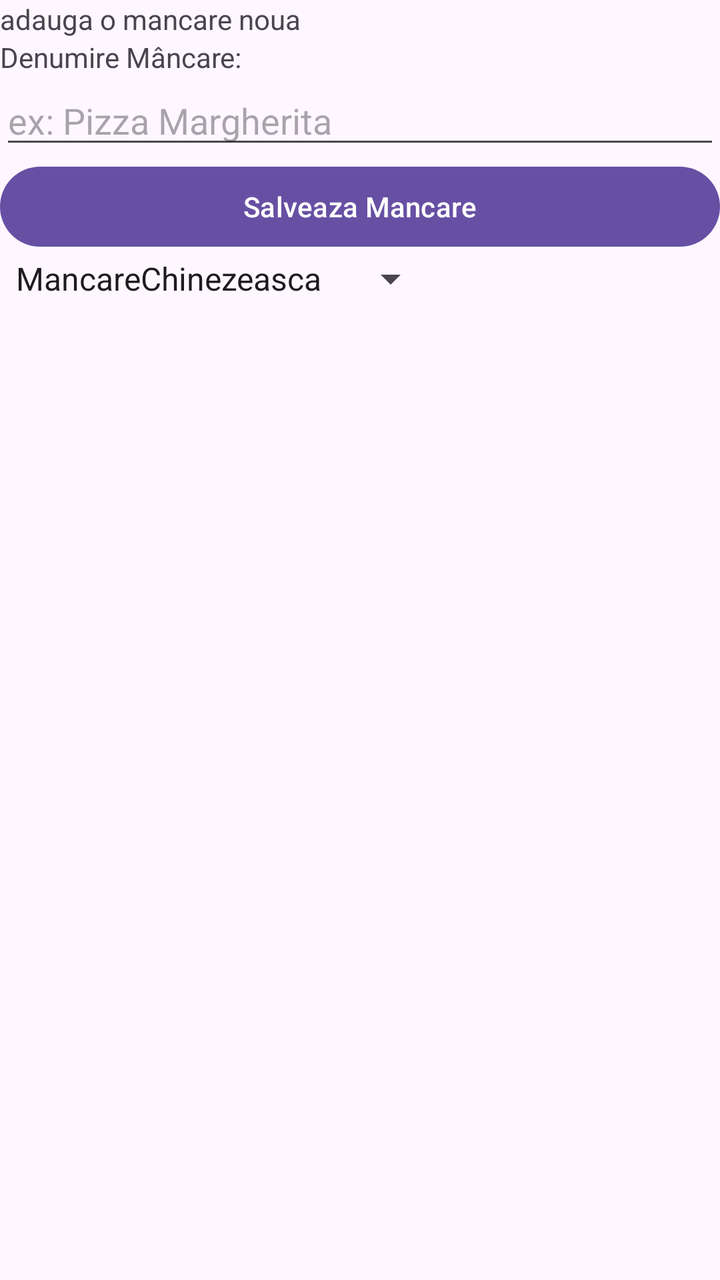
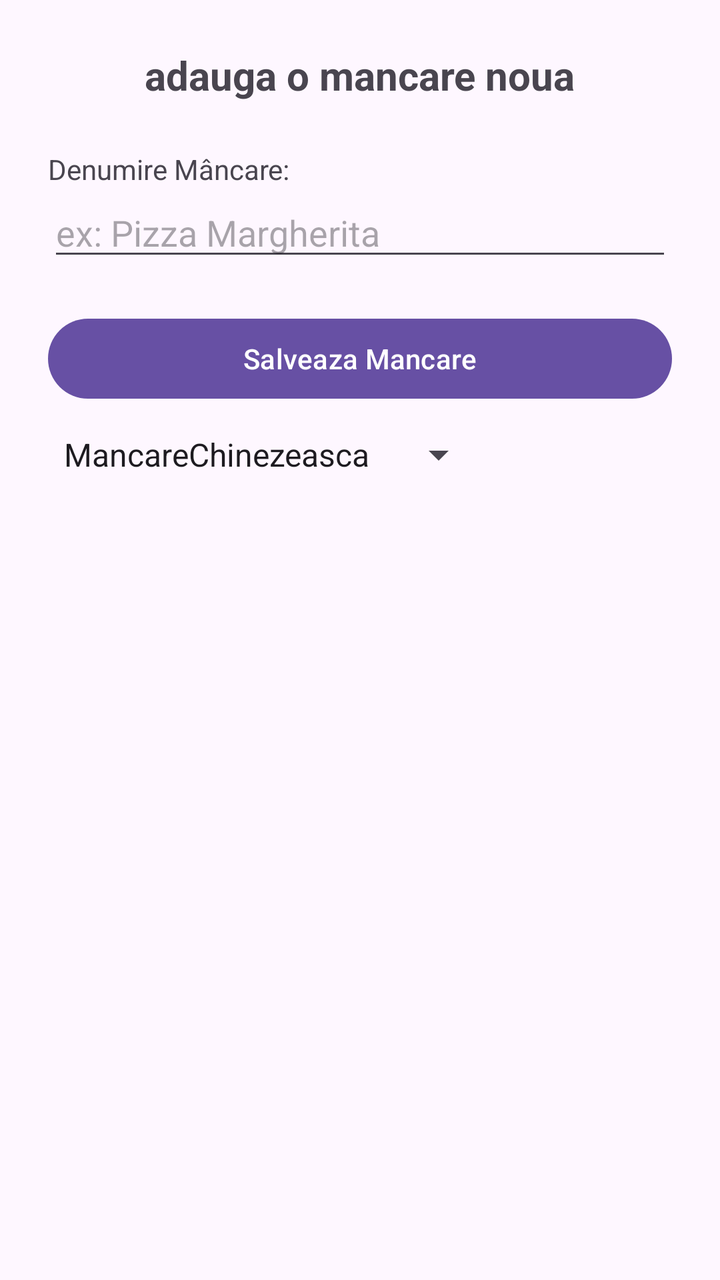

Two renders of the same Android screen: before a commit and after it. Below are the layout's source before the change and the commit's diff.
<!-- AndroidManifest.xml: application theme Theme.Marinoiu_Alexandra_ActivitateDAM2026 -->
<!-- res/layout/activity_add_mancare.xml -->
<?xml version="1.0" encoding="utf-8"?>
<LinearLayout xmlns:android="http://schemas.android.com/apk/res/android"
    xmlns:app="http://schemas.android.com/apk/res-auto"
    xmlns:tools="http://schemas.android.com/tools"
    android:id="@+id/main"
    android:layout_width="match_parent"
    android:layout_height="match_parent"
    android:orientation="vertical"
    tools:context=".AddMancareActivity">

    <TextView
        android:id="@+id/tvTitlu"
        android:layout_width="wrap_content"
        android:layout_height="wrap_content"
        android:text="@string/AdaugaMancareNoua" />

    <TextView
        android:layout_width="wrap_content"
        android:layout_height="wrap_content"
        android:text="@string/DenumireMancare" />

    <EditText
        android:id="@+id/etDenumire"
        android:layout_width="match_parent"
        android:layout_height="wrap_content"
        android:hint="@string/ExPizzaMargherita"
        android:inputType="text" />

    <Button
        android:id="@+id/btnSalveaza"
        android:layout_width="match_parent"
        android:layout_height="wrap_content"
        android:text="@string/SalveazaMancare"
        />

    <Spinner
        android:id="@+id/spCategorie"
        android:layout_width="wrap_content"
        android:layout_height="wrap_content"
        android:entries="@array/Tipuri"
/>

</LinearLayout>
<!-- resources referenced by this layout -->
<resources>
  <string-array name="Tipuri">
      <item>MancareChinezeasca</item>
      <item>MancareItalieneasca</item>
      <item>MancareMexicana</item>
      <item>MancareRomaneasca</item>
  </string-array>
  <string name="AdaugaMancareNoua">adauga o mancare noua</string>
  <string name="DenumireMancare">Denumire Mâncare:</string>
  <string name="ExPizzaMargherita">ex: Pizza Margherita</string>
  <string name="SalveazaMancare">Salveaza Mancare</string>
  <style name="Theme.Marinoiu_Alexandra_ActivitateDAM2026" parent="Base.Theme.Marinoiu_Alexandra_ActivitateDAM2026" />
  <style name="Base.Theme.Marinoiu_Alexandra_ActivitateDAM2026" parent="Theme.Material3.DayNight.NoActionBar">
          
          
      </style>
</resources>

<!-- the commit's change to res/layout/activity_add_mancare.xml (unified diff, before → after) -->
@@ -6,31 +6,41 @@
     android:layout_width="match_parent"
     android:layout_height="match_parent"
     android:orientation="vertical"
-    tools:context=".AddMancareActivity">
+    tools:context=".AddMancareActivity"
+    android:padding="24dp">
+
 
     <TextView
         android:id="@+id/tvTitlu"
         android:layout_width="wrap_content"
         android:layout_height="wrap_content"
-        android:text="@string/AdaugaMancareNoua" />
+        android:text="@string/AdaugaMancareNoua"
+        android:textSize="20sp"
+        android:textStyle="bold"
+        android:layout_gravity="center_horizontal"
+        android:layout_marginBottom="24dp" />
 
     <TextView
         android:layout_width="wrap_content"
         android:layout_height="wrap_content"
-        android:text="@string/DenumireMancare" />
+        android:text="@string/DenumireMancare"
+        android:textSize="14sp"/>
+
 
     <EditText
         android:id="@+id/etDenumire"
         android:layout_width="match_parent"
         android:layout_height="wrap_content"
         android:hint="@string/ExPizzaMargherita"
-        android:inputType="text" />
+        android:inputType="text"
+        android:layout_marginBottom="20dp"/>
 
     <Button
         android:id="@+id/btnSalveaza"
         android:layout_width="match_parent"
         android:layout_height="wrap_content"
         android:text="@string/SalveazaMancare"
+        android:textSize="14sp"
         />
 
     <Spinner
@@ -38,6 +48,8 @@
         android:layout_width="wrap_content"
         android:layout_height="wrap_content"
         android:entries="@array/Tipuri"
+        android:minHeight="48dp"
+        android:layout_marginBottom="32dp"
 />
 
 </LinearLayout>
